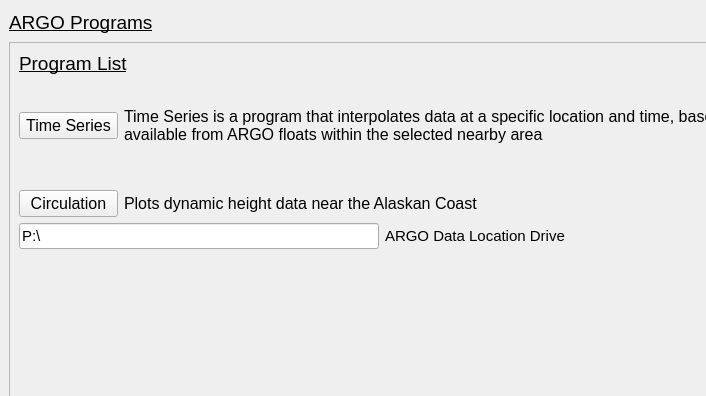
This is ui_Files/MainApp.ui in CallumColvine/ARGO-Float-Software as Qt 5 draws it before an edit; both pictures show x 0 to 706 and y 0 to 396 of the 943 by 806 pixel window. The edited form follows.
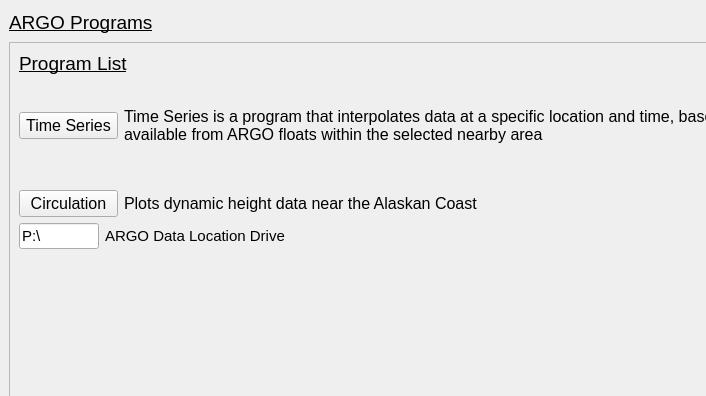
This is the edited form. Custom widgets are drawn as their Qt base class.

```diff
--- a/ui_Files/MainApp.ui
+++ b/ui_Files/MainApp.ui
@@ -275,6 +275,12 @@
          <layout class="QHBoxLayout" name="horizontalLayout_6">
           <item>
            <widget class="QLineEdit" name="argoDataLineEdit">
+            <property name="maximumSize">
+             <size>
+              <width>80</width>
+              <height>16777215</height>
+             </size>
+            </property>
             <property name="font">
              <font>
               <pointsize>11</pointsize>
```
Left out of the diff: 3 changed lines with no effect on the pictures.
